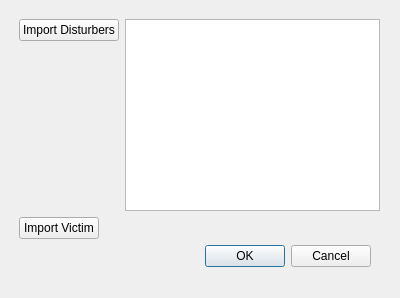
Qt form UIs/alienImportDialog.ui (Belden-Montreal/SNP-Cable-Analyser) before a commit.
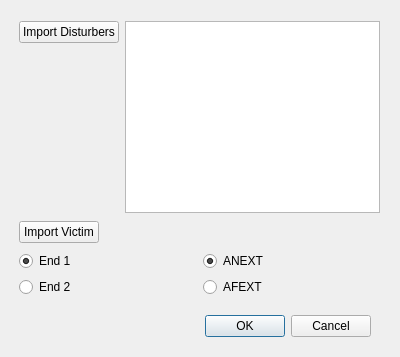
The same form after that commit.

What changed in the file:
```diff
--- a/UIs/alienImportDialog.ui
+++ b/UIs/alienImportDialog.ui
@@ -7,7 +7,7 @@
     <x>0</x>
     <y>0</y>
     <width>400</width>
-    <height>298</height>
+    <height>357</height>
    </rect>
   </property>
   <property name="windowTitle">
@@ -17,7 +17,7 @@
    <property name="geometry">
     <rect>
      <x>30</x>
-     <y>240</y>
+     <y>310</y>
      <width>341</width>
      <height>32</height>
     </rect>
@@ -35,7 +35,7 @@
      <x>19</x>
      <y>19</y>
      <width>361</width>
-     <height>221</height>
+     <height>281</height>
     </rect>
    </property>
    <layout class="QFormLayout" name="formLayout">
@@ -63,6 +63,56 @@
       </property>
      </widget>
     </item>
+    <item row="2" column="0" colspan="2">
+     <layout class="QGridLayout" name="gridLayout">
+      <item row="0" column="0">
+       <widget class="QRadioButton" name="end1Button">
+        <property name="text">
+         <string>End 1</string>
+        </property>
+        <property name="checked">
+         <bool>true</bool>
+        </property>
+        <property name="autoExclusive">
+         <bool>false</bool>
+        </property>
+       </widget>
+      </item>
+      <item row="1" column="0">
+       <widget class="QRadioButton" name="end2Button">
+        <property name="text">
+         <string>End 2</string>
+        </property>
+        <property name="autoExclusive">
+         <bool>false</bool>
+        </property>
+       </widget>
+      </item>
+      <item row="0" column="1">
+       <widget class="QRadioButton" name="anextButton">
+        <property name="text">
+         <string>ANEXT</string>
+        </property>
+        <property name="checked">
+         <bool>true</bool>
+        </property>
+        <property name="autoExclusive">
+         <bool>false</bool>
+        </property>
+       </widget>
+      </item>
+      <item row="1" column="1">
+       <widget class="QRadioButton" name="afextButton">
+        <property name="text">
+         <string>AFEXT</string>
+        </property>
+        <property name="autoExclusive">
+         <bool>true</bool>
+        </property>
+       </widget>
+      </item>
+     </layout>
+    </item>
    </layout>
   </widget>
  </widget>
```
